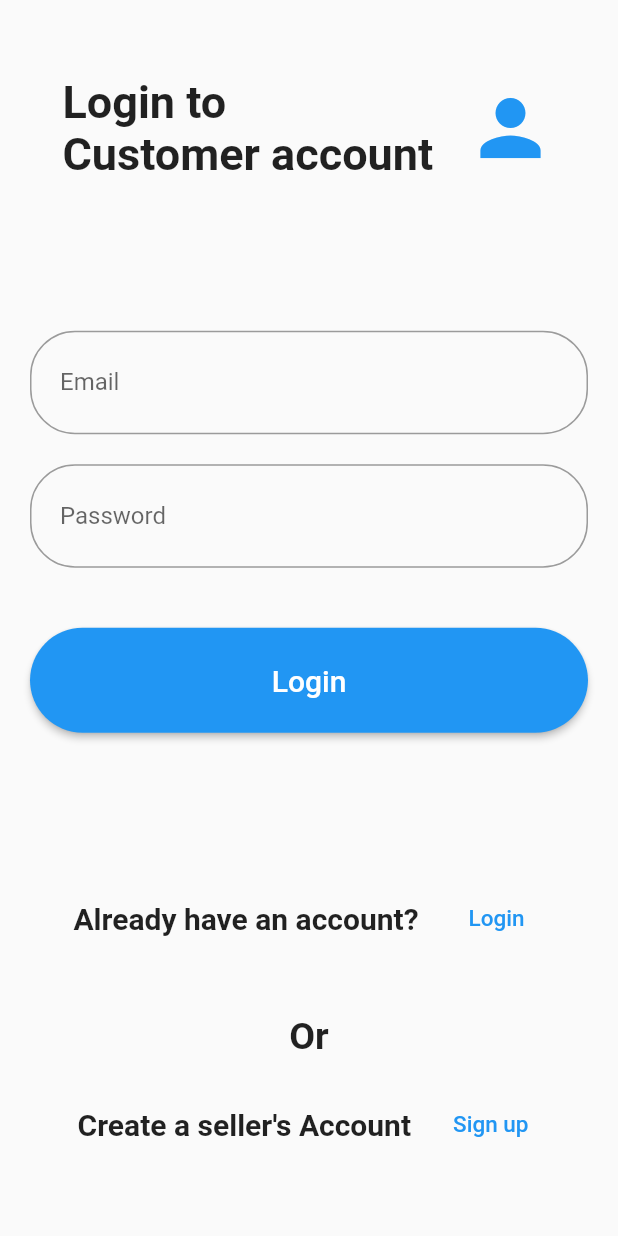
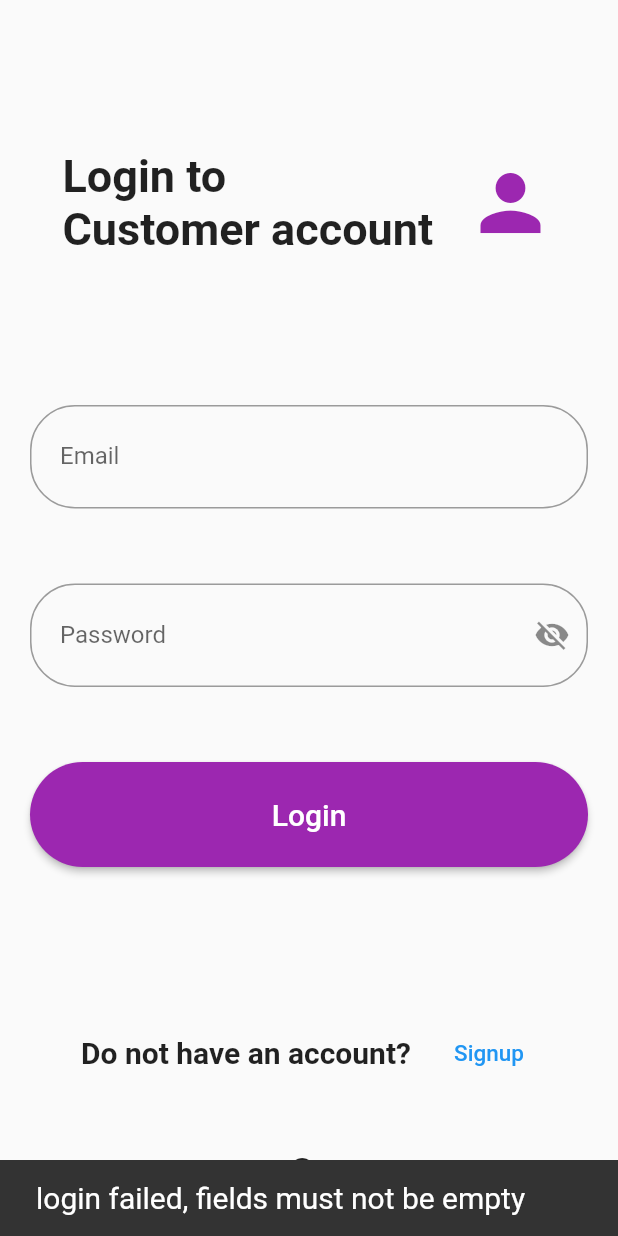
Before and after one commit to yemicoder/multi_vendor, a Flutter app: the CustomerLoginScreen screen opened directly, after a tap on "Login", on a phone screen of 412 x 824 dp. Run offline on Flutter 3.47's test engine with Material 2 defaults, Android fonts, the phone set to English and light mode, and no system bars; our stand-ins replace cloud_firestore, firebase_auth, firebase_core, firebase_storage, image_picker; accounts and stored records are empty.

Commit message:
user can now login and get notification of login status

```diff
--- a/lib/controllers/auth_controller.dart
+++ b/lib/controllers/auth_controller.dart
@@ -7,6 +7,9 @@ import 'package:firebase_auth/firebase_auth.dart';
 import 'package:firebase_storage/firebase_storage.dart';
 import 'package:flutter/material.dart';
 import 'package:image_picker/image_picker.dart';
+import 'package:flutter/material.dart';
+import 'package:multi_vendor/controllers/snack_bar_controller.dart';
+import 'package:multi_vendor/views/customer_login_screen.dart';
 
 class AuthController {
   final FirebaseAuth _auth = FirebaseAuth.instance;
@@ -70,4 +73,28 @@ class AuthController {
     }
     return res;
   }
-}
+
+  // Function to login users
+
+  Future<String> loginUsers(String email, String password) async {
+    String res = 'you wanna login';
+    try {
+      if (email.isNotEmpty && password.isNotEmpty) {
+        await _auth.signInWithEmailAndPassword(
+            email: email, password: password);
+        res = 'success';
+        print("login successful");
+      }
+      else {
+        res = 'login failed, fields must not be empty';
+        print(res);
+      }
+    }
+      catch (e) {
+        res = e.toString();
+        print(e.toString());
+      }
+
+      return res;
+    }
+  }
--- a/lib/views/customer_login_screen.dart
+++ b/lib/views/customer_login_screen.dart
@@ -1,4 +1,8 @@
 import 'package:flutter/material.dart';
+import 'package:multi_vendor/controllers/snack_bar_controller.dart';
+import 'package:multi_vendor/views/landing_customer_screen.dart';
+
+import '../controllers/auth_controller.dart';
 
 class CustomerLoginScreen extends StatefulWidget {
   const CustomerLoginScreen({Key? key}) : super(key: key);
@@ -8,114 +12,171 @@ class CustomerLoginScreen extends StatefulWidget {
 }
 
 class _CustomerLoginScreenState extends State<CustomerLoginScreen> {
+  final AuthController authController = AuthController();
+  bool passwordVisible = false;
+  final TextEditingController _emailController = TextEditingController();
+  final TextEditingController _passwordController = TextEditingController();
+
+  loginUsers() async {
+    String res = await authController.loginUsers(_emailController.text, _passwordController.text);
+
+    try {
+      if (res != 'success') {
+        return (snackbar(res, context));
+      }
+      else {
+        res = "Login successful";
+        return (snackbar(res, context));
+      }
+    }
+    catch (e) {
+      return (snackbar(e.toString(), context));
+    }
+  }
+
   @override
   Widget build(BuildContext context) {
     return Scaffold(
       body: SafeArea(
+        child: SingleChildScrollView(
+          padding: const EdgeInsets.only(left: 20, right: 20, top: 100),
           child: Container(
-          padding: EdgeInsets.only(left: 20, right: 20),
             child: Column(
               mainAxisAlignment: MainAxisAlignment.center,
               children: [
                 Row(
                   mainAxisAlignment: MainAxisAlignment.spaceEvenly,
                   children: const [
-                  Text("Login to \nCustomer account",
+                    Text(
+                      "Login to \nCustomer account",
                       style: TextStyle(
                         fontSize: 30,
                         fontWeight: FontWeight.bold,
                       ),
                     ),
-                  Icon(Icons.person, color: Colors.blue, size: 60,),
+                    Icon(
+                      Icons.person,
+                      size: 60,
+                      color: Colors.purple,
+                    )
                   ],
                 ),
-              SizedBox(height: 100,),
+                const SizedBox(
+                  height: 100,
+                ),
                 TextField(
+                  controller: _emailController,
                   decoration: InputDecoration(
                       hintText: 'Enter your email',
                       labelText: "Email",
-                  contentPadding: EdgeInsets.only(
-                    top: 30, right: 30, left: 20, bottom: 20
-                  ),
+                      contentPadding: const EdgeInsets.only(
+                          top: 30, right: 30, left: 20, bottom: 20),
                       border: OutlineInputBorder(
                         borderRadius: BorderRadius.circular(30),
-                  )
+                      )),
                 ),
+                const SizedBox(
+                  height: 50,
                 ),
-              const SizedBox(height: 20,),
                 TextField(
+                  controller: _passwordController,
+                  obscureText: passwordVisible,
                   decoration: InputDecoration(
+                      suffixIcon: IconButton(
+                        onPressed: () {
+                          setState(() {
+                            passwordVisible = !passwordVisible;
+                          });
+                        },
+                        icon: passwordVisible
+                            ? Icon(Icons.visibility)
+                            : Icon(Icons.visibility_off),
+                      ),
                       hintText: 'Enter your password',
                       labelText: "Password",
                       contentPadding: const EdgeInsets.only(
-                        top: 30, right: 30, left: 20, bottom: 20
-                    ),
+                          top: 30, right: 30, left: 20, bottom: 20),
                       border: OutlineInputBorder(
                         borderRadius: BorderRadius.circular(30),
-                    )
+                      )),
+                ),
+                const SizedBox(
+                  height: 50,
+                ),
+                ElevatedButton(
+                  onPressed: () {
+                    loginUsers();
+                  },
+                  style: ElevatedButton.styleFrom(
+                    primary: Colors.purple,
+                    minimumSize: Size.fromHeight(70),
+                    shape: RoundedRectangleBorder(
+                        borderRadius: BorderRadius.circular(35)),
+                  ),
+                  child: const Text(
+                    "Login",
+                    style: TextStyle(
+                      fontSize: 20,
                     ),
                   ),
-              const SizedBox(height: 40,),
-              ElevatedButton(onPressed: () {},
-                  style: ElevatedButton.styleFrom(
-                  primary: Colors.blue,
-                    minimumSize: Size.fromHeight(70),
-                    shape: RoundedRectangleBorder(
-                      borderRadius: BorderRadius.circular(35)
-                    )
                 ),
-                  child: const Text("Login",
-                  style: TextStyle(
-                    fontSize: 20,
-                  ),),
+                const SizedBox(
+                  height: 100,
                 ),
-              const SizedBox(height: 100,),
                 Row(
                   mainAxisAlignment: MainAxisAlignment.center,
                   children: [
-                  const Text("Already have an account?",
-                    style: TextStyle(
-                        fontSize: 20,
-                        fontWeight: FontWeight.bold
+                    const Text(
+                      "Do not have an account?",
+                      style:
+                          TextStyle(fontSize: 20, fontWeight: FontWeight.bold),
                     ),
+                    const SizedBox(
+                      width: 20,
                     ),
-                  const SizedBox(width: 20,),
                     TextButton(
-                    onPressed: () {},
-                    child: const Text("Login",
-                      style: TextStyle(
-                          fontSize: 15,
-                          color: Colors.blue
-                      ),
+                      onPressed: () {
+                        Navigator.of(context)
+                            .push(MaterialPageRoute(builder: (context) {
+                          return const LandingCustomerScreen();
+                        }));
+                      },
+                      child: const Text(
+                        "Signup",
+                        style: TextStyle(fontSize: 15, color: Colors.blue),
                       ),
                     ),
                   ],
                 ),
-              const SizedBox(height: 40,),
-              const Text("Or",
+                const SizedBox(
+                  height: 40,
+                ),
+                const Text(
+                  "Or",
                   style: TextStyle(
                     fontSize: 25,
                     fontWeight: FontWeight.bold,
                   ),
                 ),
-              const SizedBox(height: 20,),
+                const SizedBox(
+                  height: 20,
+                ),
                 Row(
                   mainAxisAlignment: MainAxisAlignment.center,
                   children: [
-                  const Text("Create a seller's Account",
-                    style: TextStyle(
-                        fontSize: 20,
-                        fontWeight: FontWeight.bold
+                    const Text(
+                      "Create a seller's Account",
+                      style:
+                          TextStyle(fontSize: 20, fontWeight: FontWeight.bold),
                     ),
+                    const SizedBox(
+                      width: 20,
                     ),
-                  const SizedBox(width: 20,),
                     TextButton(
                       onPressed: () {},
-                    child: const Text("Sign up",
-                      style: TextStyle(
-                          fontSize: 15,
-                          color: Colors.blue
-                      ),
+                      child: const Text(
+                        "Sign up",
+                        style: TextStyle(fontSize: 15, color: Colors.blue),
                       ),
                     ),
                   ],
@@ -124,6 +185,7 @@ class _CustomerLoginScreenState extends State<CustomerLoginScreen> {
             ),
           ),
         ),
+      ),
     );
   }
 }
--- a/lib/views/landing_customer_screen.dart
+++ b/lib/views/landing_customer_screen.dart
@@ -4,6 +4,7 @@ import 'package:flutter/material.dart';
 import 'package:image_picker/image_picker.dart';
 import 'package:multi_vendor/controllers/auth_controller.dart';
 import 'package:multi_vendor/controllers/snack_bar_controller.dart';
+import 'package:multi_vendor/views/customer_login_screen.dart';
 
 
 
@@ -56,7 +57,7 @@ class _LandingCustomerScreenState extends State<LandingCustomerScreen> {
         return snackbar(res, context);
       }
       else {
-        res = "You're logged in";
+        res = "Registration successful";
         print('You have navigated to the home screen');
         return snackbar(res, context);
       }
@@ -230,7 +231,12 @@ class _LandingCustomerScreenState extends State<LandingCustomerScreen> {
                       ),
                       const SizedBox(width: 20,),
                       TextButton(
-                        onPressed: () {},
+                        onPressed: () {
+                          Navigator.of(context).push(MaterialPageRoute(builder: (context)
+                          {
+                            return CustomerLoginScreen();
+                          }));
+                        },
                         child: const Text("Login",
                         style: TextStyle(
                           fontSize: 15,
```
Lines whose indentation alone changed are shown as unchanged.
